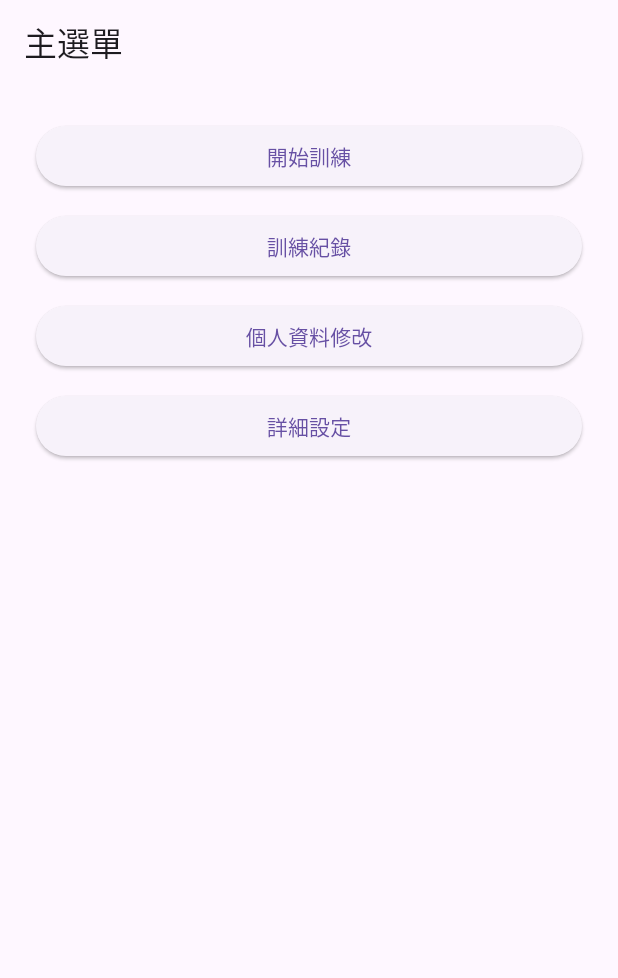
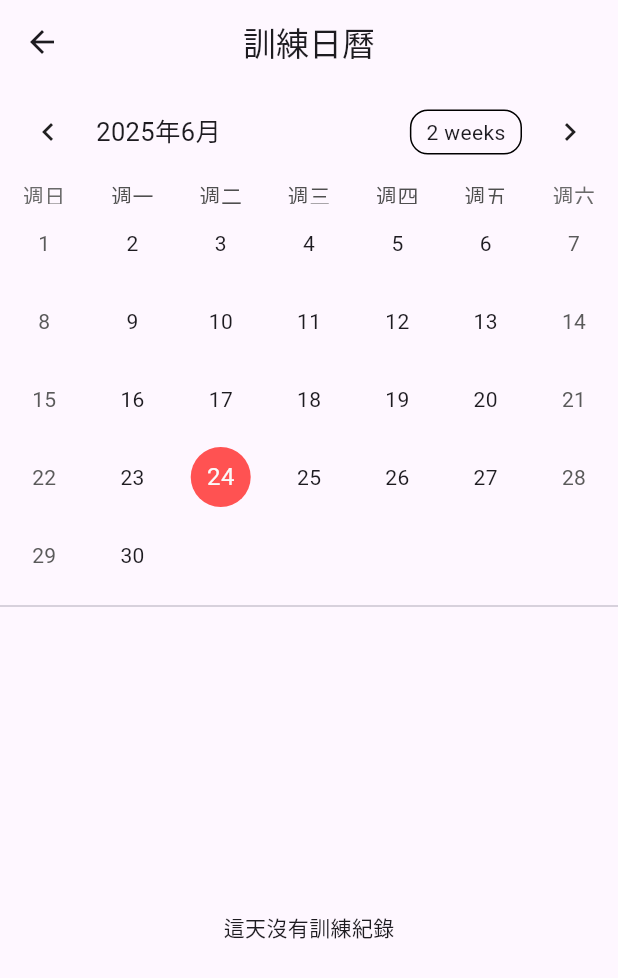
Before and after one commit to 4b1g0018/apps, a Flutter app: the MainMenuPage screen opened directly, after a tap on "訓練紀錄", on a phone screen of 412 x 824 dp. Shown: the top 978 px of the screen. Run offline on Flutter 3.47's test engine with Material 3 defaults, Android fonts, the phone set to English and light mode, and no system bars; drawn by our look-alikes of table_calendar; our stand-ins replace sqflite; accounts and stored records are empty.

Commit message:
Feat: 完成訓練日曆與紀錄儲存功能

```diff
--- a/test_app/lib/main.dart
+++ b/test_app/lib/main.dart
@@ -1,6 +1,7 @@
 
 
 import 'package:flutter/material.dart';
+import 'package:intl/date_symbol_data_local.dart';
 // 引入檔案
 import './services/database_helper.dart';
 import './pages/login_page.dart';
@@ -8,6 +9,9 @@ import './pages/login_page.dart';
 //flutter環境建置
 void main() async {
   WidgetsFlutterBinding.ensureInitialized();
+//初始本地化的資料
+  await initializeDateFormatting();
+
   // 初始化資料庫
   await DatabaseHelper.instance.initDB();
   runApp(const MyApp());
--- a/test_app/lib/pages/exercise_setup_page.dart
+++ b/test_app/lib/pages/exercise_setup_page.dart
@@ -1,25 +1,27 @@
 // lib/pages/exercise_setup_page.dart
 
-import 'package:flutter/cupertino.dart'; // 引入
+import 'package:flutter/cupertino.dart';
 import 'package:flutter/material.dart';
 import '../models/exercise_model.dart';
 import './training_session_page.dart';
 
-// --- 頁面主體：ExerciseSetupPage (與之前相同) ---
 class ExerciseSetupPage extends StatefulWidget {
   final Exercise exercise;
-  const ExerciseSetupPage({super.key, required this.exercise});
+  final BodyPart bodyPart; // 接收從上一頁傳來的 bodyPart
 
+  const ExerciseSetupPage({
+    super.key,
+    required this.exercise,
+    required this.bodyPart,
+  });
   @override
   State<ExerciseSetupPage> createState() => _ExerciseSetupPageState();
 }
 
-// --- 頁面狀態管理：_ExerciseSetupPageState (有修改) ---
 class _ExerciseSetupPageState extends State<ExerciseSetupPage> {
-  // --- State Variables (狀態變數) ---
-  int _sets = 3; // 訓練組數，預設 3 組
-  int _restMinutes = 1; // 【新增】休息時間（分鐘），預設 1 分
-  int _restSeconds = 0;  // 【新增】休息時間（秒），預設 0 秒
+  int _sets = 3;
+  int _restMinutes = 1;
+  int _restSeconds = 0;
 
   @override
   Widget build(BuildContext context) {
@@ -28,11 +30,9 @@ class _ExerciseSetupPageState extends State<ExerciseSetupPage> {
         title: Text(widget.exercise.name),
         centerTitle: true,
       ),
-      // 我們改用 ListView，這樣當滾輪內容比較多時，整個頁面可以滾動，避免畫面出錯。
       body: ListView(
         padding: const EdgeInsets.all(24.0),
         children: [
-          // --- 動作示意圖與名稱 ---
           Text(
             '動作設定',
             style: Theme.of(context).textTheme.titleLarge,
@@ -61,86 +61,64 @@ class _ExerciseSetupPageState extends State<ExerciseSetupPage> {
             ),
           ),
           const SizedBox(height: 32),
-
-          // --- 【修改】參數設定區塊 ---
           Text(
             '訓練參數',
             style: Theme.of(context).textTheme.titleLarge,
           ),
           const SizedBox(height: 16),
-
-          // --- 組數設定器 (全新版本) ---
           Row(
-            // 我們用 Row 來將標籤和滾輪並排。
             children: [
               const Text('訓練組數：', style: TextStyle(fontSize: 16)),
-              const Spacer(), // Spacer 會推開兩邊的元件
-              // 顯示目前選擇的組數
+              const Spacer(),
               Text('$_sets 組', style: const TextStyle(fontSize: 18, fontWeight: FontWeight.bold)),
             ],
           ),
-          // 這是滾輪選擇器本體
           _buildPicker(
-            itemCount: 20, // 我們假設最多可以選 20 組
+            itemCount: 20,
             onSelectedItemChanged: (index) {
-              // 當使用者滾動選擇器時，這個函式會被觸發。
-              // `index` 是被選中的項目索引（從 0 開始）。
               setState(() {
-                // 我們將索引 `index` + 1 作為實際的組數，並更新狀態。
                 _sets = index + 1;
               });
             },
-            initialItem: _sets - 1, // 設定滾輪的初始位置
+            initialItem: _sets - 1,
           ),
-
           const SizedBox(height: 16),
-
-          // --- 休息時間設定器 (全新版本) ---
           const Text('休息時間：', style: TextStyle(fontSize: 16)),
-          // 我們用一個 Row 將「分鐘滾輪」和「秒鐘滾輪」並排。
           Row(
             children: [
-              // 分鐘滾輪
-              Expanded( // Expanded 讓每個滾輪都佔用一半的寬度
+              Expanded(
                 child: _buildPicker(
-                  itemCount: 10, // 假設最多休息 9 分鐘
+                  itemCount: 10,
                   onSelectedItemChanged: (index) => setState(() => _restMinutes = index),
                   initialItem: _restMinutes,
-                  suffix: '分', // 在數字後面加上單位
+                  suffix: '分',
                 ),
               ),
-              // 秒鐘滾輪
               Expanded(
                 child: _buildPicker(
-                  itemCount: 6, // 秒數的選項是 0, 10, 20, 30, 40, 50
+                  itemCount: 6,
                   onSelectedItemChanged: (index) => setState(() => _restSeconds = index * 10),
-                  initialItem: _restSeconds ~/ 10, // ~/除法
-                  isSeconds: true, // 標記這是秒鐘滾輪，用來顯示不同的文字
+                  initialItem: _restSeconds ~/ 10,
+                  isSeconds: true,
                   suffix: '秒',
                 ),
               ),
             ],
           ),
-
           const SizedBox(height: 32),
-
-          // --- 開始訓練按鈕  ---
           SizedBox(
             width: double.infinity,
             child: ElevatedButton(
               onPressed: () {
-                // 【新增】防呆檢查：檢查總休息時間是否為 0
                 if (_restMinutes == 0 && _restSeconds == 0) {
-                  // 如果休息時間為 0，就跳出一個提示訊息，並且不往下執行。
                   ScaffoldMessenger.of(context).showSnackBar(
                     const SnackBar(
                       content: Text('休息時間不能為 0 秒，請重新設定！'),
-                      backgroundColor: Colors.red, // 用紅色來強調這是一個錯誤提示
+                      backgroundColor: Colors.red,
                     ),
                   );
-                  return; // 中斷函式的執行
+                  return;
                 }
-
                 Navigator.push(
                   context,
                   MaterialPageRoute(
@@ -148,12 +126,12 @@ class _ExerciseSetupPageState extends State<ExerciseSetupPage> {
                       exercise: widget.exercise,
                       totalSets: _sets,
                       restTimeInSeconds: (_restMinutes * 60) + _restSeconds,
+                      bodyPart: widget.bodyPart,
                     ),
                   ),
                 );
               },
-
-             style: ElevatedButton.styleFrom(
+              style: ElevatedButton.styleFrom(
                 padding: const EdgeInsets.symmetric(vertical: 16),
               ),
               child: const Text('開始訓練', style: TextStyle(fontSize: 18)),
@@ -164,29 +142,20 @@ class _ExerciseSetupPageState extends State<ExerciseSetupPage> {
     );
   }
 
-  // --- 【新增】Helper 方法：_buildPicker ---
-  // 我們將建立滾輪選擇器的邏輯抽出來，方便重複使用。
   Widget _buildPicker({
-    required int itemCount, // 總共有幾個選項
-    required ValueChanged<int> onSelectedItemChanged, // 滾動時要執行的函式
-    required int initialItem, // 初始選項的索引
-    String suffix = '',      // 單位後綴，例如 "分" 或 "秒"
-    bool isSeconds = false,  // 是否為秒鐘滾輪的特殊標記
+    required int itemCount,
+    required ValueChanged<int> onSelectedItemChanged,
+    required int initialItem,
+    String suffix = '',
+    bool isSeconds = false,
   }) {
-    // 我們用一個固定高度的 SizedBox 來包裹滾輪，避免它無限伸展。
     return SizedBox(
-      height: 150, // 滾輪的高度
+      height: 150,
       child: CupertinoPicker(
-        // `itemExtent` 是每個選項的高度，這是必要屬性。
         itemExtent: 40.0,
-        // `onSelectedItemChanged` 是當選項改變時的回呼函式。
         onSelectedItemChanged: onSelectedItemChanged,
-        // `scrollController` 可以用來設定滾輪的初始位置。
         scrollController: FixedExtentScrollController(initialItem: initialItem),
-        // `children` 是滾輪中要顯示的所有選項列表。
-        // 我們用 `List.generate` 來動態產生這個列表。
         children: List<Widget>.generate(itemCount, (index) {
-          // 根據是否為秒鐘滾輪，來決定要顯示的文字
           final text = isSeconds ? '${index * 10}' : '${index + (suffix == '分' ? 0 : 1)}';
           return Center(
             child: Text('$text $suffix', style: const TextStyle(fontSize: 20)),
--- a/test_app/lib/pages/main_menu_page.dart
+++ b/test_app/lib/pages/main_menu_page.dart
@@ -1,8 +1,8 @@
 // lib/pages/main_menu_page.dart
 
 import 'package:flutter/material.dart';
-// 【修正】改用 package-relative 路徑，這會更穩定
 import 'package:test_app/pages/select_part_page.dart';
+import './workout_history_page.dart';
 
 // 主選單頁面
 class MainMenuPage extends StatelessWidget {
@@ -26,12 +26,21 @@ class MainMenuPage extends StatelessWidget {
               child: const Text('開始訓練'),
             ),
             const SizedBox(height: 12),
-            ElevatedButton(onPressed: () {}, child: const Text('訓練紀錄')),
+              ElevatedButton(
+              onPressed: () {
+                // 導航到我們剛才建立的歷史紀錄頁面
+                Navigator.push(
+                  context,
+                  MaterialPageRoute(builder: (context) => const WorkoutHistoryPage()),
+                );
+              },
+              child: const Text('訓練紀錄'),
+            ),
             const SizedBox(height: 12),
             ElevatedButton(onPressed: () {}, child: const Text('個人資料修改')),
             const SizedBox(height: 12),
             ElevatedButton(onPressed: () {}, child: const Text('詳細設定')),
-          ],
+       ],
         ),
       ),
     );
--- /dev/null
+++ b/test_app/lib/pages/workout_history_page.dart
@@ -0,0 +1,181 @@
+// lib/pages/workout_history_page.dart
+
+import 'package:flutter/material.dart';
+import 'package:intl/intl.dart';
+import 'package:table_calendar/table_calendar.dart';
+
+import '../models/workout_log_model.dart';
+import '../models/exercise_model.dart';
+import '../services/database_helper.dart';
+
+class WorkoutHistoryPage extends StatefulWidget {
+  const WorkoutHistoryPage({super.key});
+
+  @override
+  State<WorkoutHistoryPage> createState() => _WorkoutHistoryPageState();
+}
+
+class _WorkoutHistoryPageState extends State<WorkoutHistoryPage> {
+  // --- 狀態變數 ---
+  late Future<List<WorkoutLog>> _logsFuture; // 我們只用一個 Future 來處理非同步載入
+  List<WorkoutLog> _allLogs = []; // 備份從資料庫讀取的所有紀錄
+  List<WorkoutLog> _selectedLogs = []; // 儲存被選中日期的紀錄
+
+  DateTime _focusedDay = DateTime.now();
+  DateTime? _selectedDay;
+
+  @override
+  void initState() {
+    super.initState();
+    _selectedDay = _focusedDay;
+    // 頁面一載入，就觸發資料庫讀取
+    // 我們使用 .then() 來確保在資料讀取完成後，才去更新 UI 狀態
+    _logsFuture = DatabaseHelper.instance.getWorkoutLogs().then((logs) {
+      // 檢查 Widget 是否還存在於畫面上，這是處理非同步操作的好習慣
+      if (mounted) {
+        setState(() {
+          _allLogs = logs;
+          _selectedLogs = _getLogsForDay(_selectedDay!);
+        });
+      }
+      return logs;
+    });
+  }
+
+  // 使用 isSameDay 來安全地比較日期，這個方法來自 table_calendar 套件
+  List<WorkoutLog> _getLogsForDay(DateTime day) {
+    return _allLogs.where((log) => isSameDay(log.completedAt, day)).toList();
+  }
+
+  // 根據部位回傳顏色
+  Color _getColorForBodyPart(BodyPart part) {
+    switch (part) {
+      case BodyPart.chest: return Colors.yellow.shade700;
+      case BodyPart.legs: return Colors.red.shade700;
+      case BodyPart.shoulders: return Colors.blue.shade700;
+      case BodyPart.abs: return Colors.orange.shade700;
+      case BodyPart.biceps: return Colors.green.shade700;
+      case BodyPart.triceps: return Colors.purple.shade700;
+    }
+  }
+
+  @override
+  Widget build(BuildContext context) {
+    return Scaffold(
+      appBar: AppBar(
+        title: const Text('訓練日曆'),
+        centerTitle: true,
+      ),
+      // 我們用 FutureBuilder 來優雅地處理初始載入的「轉圈圈」畫面
+      body: FutureBuilder<List<WorkoutLog>>(
+        future: _logsFuture,
+        builder: (context, snapshot) {
+          // 當資料還在載入時，顯示進度條
+          if (snapshot.connectionState == ConnectionState.waiting) {
+            return const Center(child: CircularProgressIndicator());
+          }
+          // 如果載入出錯，顯示錯誤訊息
+          if (snapshot.hasError) {
+            return Center(child: Text('讀取資料時發生錯誤: ${snapshot.error}'));
+          }
+
+          // 當資料成功載入後，我們才建立日曆和列表的畫面
+          return Column(
+            children: [
+              TableCalendar<WorkoutLog>(
+                locale: 'zh_TW', // 確保 main.dart 中已初始化
+                firstDay: DateTime.utc(2020, 1, 1),
+                lastDay: DateTime.utc(2030, 12, 31),
+                focusedDay: _focusedDay,
+                selectedDayPredicate: (day) => isSameDay(_selectedDay, day),
+                calendarFormat: CalendarFormat.month,
+
+                // 事件加載器，用來告訴日曆哪幾天有事件（訓練紀錄）
+                eventLoader: _getLogsForDay,
+
+                onDaySelected: (selectedDay, focusedDay) {
+                  if (!isSameDay(_selectedDay, selectedDay)) {
+                    setState(() {
+                      _selectedDay = selectedDay;
+                      _focusedDay = focusedDay;
+                      _selectedLogs = _getLogsForDay(selectedDay);
+                    });
+                  }
+                },
+                onPageChanged: (focusedDay) {
+                  setState(() {
+                    _focusedDay = focusedDay;
+                  });
+                },
+
+                // --- 自訂日曆外觀 ---
+                calendarStyle: const CalendarStyle(
+                  outsideDaysVisible: false,
+                  todayDecoration: BoxDecoration(
+                    color: Colors.blueAccent,
+                    shape: BoxShape.circle,
+                  ),
+                  selectedDecoration: BoxDecoration(
+                    color: Colors.redAccent,
+                    shape: BoxShape.circle,
+                  ),
+                ),
+                calendarBuilders: CalendarBuilders(
+                  // 自訂彩色圓點標記
+                  markerBuilder: (context, date, events) {
+                    if (events.isNotEmpty) {
+                      final colors = events.map((log) => _getColorForBodyPart(log.bodyPart)).toSet();
+                      return Positioned(
+                        bottom: 1,
+                        child: Row(
+                          mainAxisAlignment: MainAxisAlignment.center,
+                          children: colors.map((color) => Container(
+                            margin: const EdgeInsets.symmetric(horizontal: 1.5),
+                            width: 7,
+                            height: 7,
+                            decoration: BoxDecoration(
+                              shape: BoxShape.circle,
+                              color: color,
+                            ),
+                          )).toList(),
+                        ),
+                      );
+                    }
+                    return null;
+                  },
+                ),
+              ),
+              const Divider(),
+
+              // --- 下方顯示當天紀錄的列表 ---
+              Expanded(
+                child: _selectedLogs.isEmpty
+                    ? const Center(child: Text('這天沒有訓練紀錄'))
+                    : ListView.builder(
+                        padding: const EdgeInsets.symmetric(horizontal: 8),
+                        itemCount: _selectedLogs.length,
+                        itemBuilder: (context, index) {
+                          final log = _selectedLogs[index];
+                          return Card(
+                            child: ListTile(
+                              leading: CircleAvatar(
+                                backgroundColor: _getColorForBodyPart(log.bodyPart),
+                                child: Text(
+                                  '${log.totalSets}',
+                                  style: const TextStyle(color: Colors.white, fontWeight: FontWeight.bold),
+                                ),
+                              ),
+                              title: Text(log.exerciseName),
+                              subtitle: Text('完成於: ${DateFormat('HH:mm').format(log.completedAt)}'),
+                            ),
+                          );
+                        },
+                      ),
+              ),
+            ],
+          );
+        },
+      ),
+    );
+  }
+}
--- a/test_app/pubspec.yaml
+++ b/test_app/pubspec.yaml
@@ -14,6 +14,7 @@ dependencies:
   path: ^1.8.3
   path_provider: ^2.1.2
   intl: ^0.20.2
+  table_calendar: ^3.2.0
 
 dev_dependencies:
   flutter_test:
```
Also changed, not shown: test_app/lib/models/workout_log_model.dart (+43 -7 lines), test_app/lib/pages/select_exercise_page.dart (+8 -6 lines), test_app/lib/pages/training_session_page.dart (+22 -9 lines), test_app/lib/services/database_helper.dart (+64 -24 lines), test_app/lib/pages/login_page.dart (line endings or trailing spaces), test_app/pubspec.lock, 3 other files.
